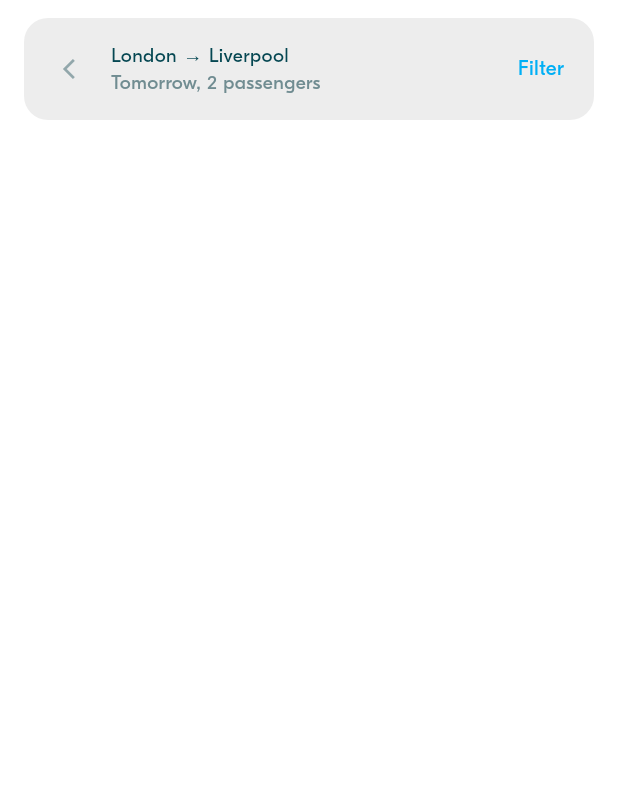
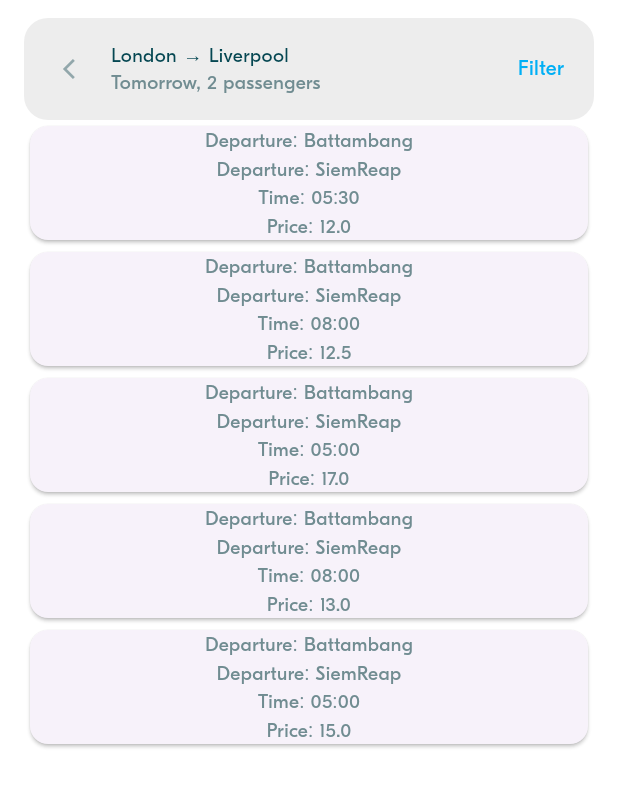
Before and after one commit to Phinnaroth/Flutter_Project, a Flutter app: the RidesScreen screen opened directly, on a phone screen of 412 x 824 dp. Shown: the top 787 px of the screen. Run offline on Flutter 3.47's test engine with Material 3 defaults, Android fonts, the phone set to English and light mode, and no system bars; project files that could hold a hidden picture were left out.

Commit message:
BLA-102 – Refactor Rides Service

```diff
--- a/w4/lib/dummy_data/dummy_data.dart
+++ b/w4/lib/dummy_data/dummy_data.dart
@@ -59,7 +59,7 @@ const List<Location> fakeLocations = [
   Location(name: 'Siem Reap', country: Country.cambodia),
   Location(name: 'Battambang', country: Country.cambodia),
   Location(name: 'Sihanoukville', country: Country.cambodia),
-  Location(name: 'Kampot', country: Country.cambodia),
+  Location(name: 'Kampot', country: Country.cambodia)
 ];
 
 // Fake Ride Preferences
@@ -155,35 +155,82 @@ List<User> fakeUsers = [
 ];
 
 // Fake  Rides
+List<Ride> fakeRides = [
+  Ride(
+      departureLocation: Location(name: 'Battambang', country: Country.cambodia),
+      departureDate: DateTime(2025, 3, 6, 5, 30),
+      arrivalLocation: Location(name: 'SiemReap', country: Country.cambodia),
+      arrivalDateTime: DateTime(2025, 3, 6, 8, 30).add(Duration(hours: 2)),
+      driver: User(firstName: 'Kannika'),
+      availableSeats: 2,
+      pricePerSeat: 12.0),
+    Ride(
+      departureLocation: Location(name: 'Battambang', country: Country.cambodia),
+      departureDate: DateTime(2025, 3, 6, 8),
+      arrivalLocation: Location(name: 'SiemReap', country: Country.cambodia),
+      arrivalDateTime: DateTime(2025, 3, 6, 8).add(Duration(hours: 2)),
+      driver: User(firstName: 'Chaylim'),
+      availableSeats: 0,
+      pricePerSeat: 12.5
+    ),
+    Ride(
+      departureLocation: Location(name: 'Battambang', country: Country.cambodia),
+      departureDate: DateTime(2025, 3, 6, 5),
+      arrivalLocation: Location(name: 'SiemReap', country: Country.cambodia),
+      arrivalDateTime: DateTime(2025, 3, 6, 5).add(Duration(hours: 3)),
+      driver: User(firstName: 'Mengtech'),
+      availableSeats: 1,
+      pricePerSeat: 17.0
+    ),
+    Ride(
+      departureLocation: Location(name: 'Battambang', country: Country.cambodia),
+      departureDate: DateTime(2025, 3, 6, 8),
+      arrivalLocation: Location(name: 'SiemReap', country: Country.cambodia),
+      arrivalDateTime: DateTime(2025, 3, 6, 8).add(Duration(hours: 2)),
+      driver: User(firstName: 'Limhao'),
+      availableSeats: 2,
+      pricePerSeat: 13.0,
+      acceptPets: true
+    ),
+    Ride(
+      departureLocation: Location(name: 'Battambang', country: Country.cambodia),
+      departureDate: DateTime(2025, 3, 6, 5),
+      arrivalLocation: Location(name: 'SiemReap', country: Country.cambodia),
+      arrivalDateTime: DateTime(2025, 3, 6, 5).add(Duration(hours: 3)),
+      driver: User(firstName: 'Sovanda'),
+      availableSeats: 1,
+      pricePerSeat: 15.0,
 
-List<Ride> fakeRides = List.generate(50, (index) {
-  // Select random locations for departure & arrival (ensuring they are different)
-  Location departureLocation =
-      fakeLocations[random.nextInt(fakeLocations.length)];
-  Location arrivalLocation;
-  do {
-    arrivalLocation = fakeLocations[random.nextInt(fakeLocations.length)];
-  } while (departureLocation == arrivalLocation);
+    ),
+];
+// List<Ride> fakeRides = List.generate(50, (index) {
+//   // Select random locations for departure & arrival (ensuring they are different)
+//   Location departureLocation =
+//       fakeLocations[random.nextInt(fakeLocations.length)];
+//   Location arrivalLocation;
+//   do {
+//     arrivalLocation = fakeLocations[random.nextInt(fakeLocations.length)];
+//   } while (departureLocation == arrivalLocation);
 
-  // Select a random driver
-  User driver = fakeUsers[random.nextInt(fakeUsers.length)];
+//   // Select a random driver
+//   User driver = fakeUsers[random.nextInt(fakeUsers.length)];
 
-  // Random ride details
-  DateTime departureTime = DateTime.now()
-      .add(Duration(days: random.nextInt(10), hours: random.nextInt(24)));
-  DateTime arrivalTime = departureTime
-      .add(Duration(hours: random.nextInt(5) + 2)); // Rides take 2-6 hours
-  int availableSeats = random.nextInt(4) + 1; // Between 1 and 4 seats
-  double pricePerSeat = (random.nextDouble() * 20 + 5)
-      .roundToDouble(); // Price between 5€ and 25€
+//   // Random ride details
+//   DateTime departureTime = DateTime.now()
+//       .add(Duration(days: random.nextInt(10), hours: random.nextInt(24)));
+//   DateTime arrivalTime = departureTime
+//       .add(Duration(hours: random.nextInt(5) + 2)); // Rides take 2-6 hours
+//   int availableSeats = random.nextInt(4) + 1; // Between 1 and 4 seats
+//   double pricePerSeat = (random.nextDouble() * 20 + 5)
+//       .roundToDouble(); // Price between 5€ and 25€
 
-  return Ride(
-    departureLocation: departureLocation,
-    departureDate: departureTime,
-    arrivalLocation: arrivalLocation,
-    arrivalDateTime: arrivalTime,
-    driver: driver,
-    availableSeats: availableSeats,
-    pricePerSeat: pricePerSeat,
-  );
-});
+//   return Ride(
+//     departureLocation: departureLocation,
+//     departureDate: departureTime,
+//     arrivalLocation: arrivalLocation,
+//     arrivalDateTime: arrivalTime,
+//     driver: driver,
+//     availableSeats: availableSeats,
+//     pricePerSeat: pricePerSeat,
+//   );
+// });
--- a/w4/lib/repository/mock/mock_rides_repository.dart
+++ b/w4/lib/repository/mock/mock_rides_repository.dart
@@ -1,59 +1,11 @@
-import 'package:w4/model/ride/locations.dart';
+import 'package:w4/dummy_data/dummy_data.dart';
 import 'package:w4/model/ride/ride.dart';
 import 'package:w4/model/ride_pref/ride_pref.dart';
-import 'package:w4/model/user/user.dart';
 import 'package:w4/repository/rides_repository.dart';
 import 'package:w4/service/rides_service.dart';
 
 class MockRidesRepository extends RidesRepository {
-  final List<Ride> _rides = [
-    Ride(
-      departureLocation: Location(name: 'Battambang', country: Country.cambodia),
-      departureDate: DateTime(2025, 3, 6, 5, 30),
-      arrivalLocation: Location(name: 'SiemReap', country: Country.cambodia),
-      arrivalDateTime: DateTime(2025, 3, 6, 8, 30).add(Duration(hours: 2)),
-      driver: User(firstName: 'Kannika'),
-      availableSeats: 2,
-      pricePerSeat: 12.0),
-    Ride(
-      departureLocation: Location(name: 'Battambang', country: Country.cambodia),
-      departureDate: DateTime(2025, 3, 6, 8),
-      arrivalLocation: Location(name: 'SiemReap', country: Country.cambodia),
-      arrivalDateTime: DateTime(2025, 3, 6, 8).add(Duration(hours: 2)),
-      driver: User(firstName: 'Chaylim'),
-      availableSeats: 0,
-      pricePerSeat: 12.5
-    ),
-    Ride(
-      departureLocation: Location(name: 'Battambang', country: Country.cambodia),
-      departureDate: DateTime(2025, 3, 6, 5),
-      arrivalLocation: Location(name: 'SiemReap', country: Country.cambodia),
-      arrivalDateTime: DateTime(2025, 3, 6, 5).add(Duration(hours: 3)),
-      driver: User(firstName: 'Mengtech'),
-      availableSeats: 1,
-      pricePerSeat: 17.0
-    ),
-    Ride(
-      departureLocation: Location(name: 'Battambang', country: Country.cambodia),
-      departureDate: DateTime(2025, 3, 6, 8),
-      arrivalLocation: Location(name: 'SiemReap', country: Country.cambodia),
-      arrivalDateTime: DateTime(2025, 3, 6, 8).add(Duration(hours: 2)),
-      driver: User(firstName: 'Limhao'),
-      availableSeats: 2,
-      pricePerSeat: 13.0,
-      acceptPets: true
-    ),
-    Ride(
-      departureLocation: Location(name: 'Battambang', country: Country.cambodia),
-      departureDate: DateTime(2025, 3, 6, 5),
-      arrivalLocation: Location(name: 'SiemReap', country: Country.cambodia),
-      arrivalDateTime: DateTime(2025, 3, 6, 5).add(Duration(hours: 3)),
-      driver: User(firstName: 'Sovanda'),
-      availableSeats: 1,
-      pricePerSeat: 15.0,
-
-    ),
-  ];
+  final List<Ride> _rides = fakeRides;
 
   @override
   List<Ride> getRides(RidePreference preference, RidesFilter? filter) {
--- a/w4/lib/screens/rides/rides_screen.dart
+++ b/w4/lib/screens/rides/rides_screen.dart
@@ -1,16 +1,14 @@
 import 'package:flutter/material.dart';
 import 'package:w4/screens/rides/widgets/ride_pref_bar.dart';
-import '../../dummy_data/dummy_data.dart';
 import '../../model/ride/ride.dart';
 import '../../model/ride_pref/ride_pref.dart';
 import '../../service/rides_service.dart';
 import '../../theme/theme.dart';
-
 import 'widgets/rides_tile.dart';
 
 ///
-///  The Ride Selection screen allow user to select a ride, once ride preferences have been defined.
-///  The screen also allow user to re-define the ride preferences and to activate some filters.
+///  The Ride Selection screen allows the user to select a ride,
+///  update ride preferences, and activate filters.
 ///
 class RidesScreen extends StatefulWidget {
   const RidesScreen({super.key});
@@ -20,24 +18,34 @@ class RidesScreen extends StatefulWidget {
 }
 
 class _RidesScreenState extends State<RidesScreen> {
+  late RidePreference currentPreference;
+  late List<Ride> matchingRides;
 
-  RidePreference currentPreference  = fakeRidePrefs[0];   // TODO 1 :  We should get it from the service
+  @override
+  void initState() {
+    super.initState();
+    _loadData();
+  }
 
-  List<Ride> get matchingRides => RidesService.getRidesFor(currentPreference);
+  /// Load initial ride preference and matching rides from the service
+  void _loadData() {
+    final ridesService = RidesService.instance;
+    currentPreference = ridesService.getCurrentPreference();
+    matchingRides = ridesService.getRides(currentPreference, null);
+  }
 
   void onBackPressed() {
-    Navigator.of(context).pop();     //  Back to the previous view
+    Navigator.of(context).pop(); // Back to the previous view
   }
 
   void onPreferencePressed() async {
-        // TODO  6 : we should push the modal with the current pref
-
-        // TODO 9 :  After pop, we should get the new current pref from the modal
-
-        // TODO 10 :  Then we should update the service current pref,   and update the view
+    // TODO 6: Open modal with current preference
+    // TODO 9: Retrieve new preference after modal closes
+    // TODO 10: Update service with new preference and refresh view
   }
 
   void onFilterPressed() {
+    // TODO: Implement filter functionality
   }
 
   @override
@@ -48,13 +56,15 @@ class _RidesScreenState extends State<RidesScreen> {
             left: BlaSpacings.m, right: BlaSpacings.m, top: BlaSpacings.s),
         child: Column(
           children: [
-          // Top search Search bar
+            // Top search bar
             RidePrefBar(
               ridePreference: currentPreference,
               onBackPressed: onBackPressed,
               onPreferencePressed: onPreferencePressed,
-              onFilterPressed: onFilterPressed),
+              onFilterPressed: onFilterPressed,
+            ),
 
+            // List of available rides
             Expanded(
               child: ListView.builder(
                 itemCount: matchingRides.length,
@@ -66,6 +76,7 @@ class _RidesScreenState extends State<RidesScreen> {
             ),
           ],
         ),
-    ));
+      ),
+    );
   }
 }
--- a/w4/lib/screens/rides/widgets/rides_tile.dart
+++ b/w4/lib/screens/rides/widgets/rides_tile.dart
@@ -15,7 +15,7 @@ class RideTile extends StatelessWidget {
   String get departure => "Departure: ${ride.departureLocation.name}";
   String get arrival => "Departure: ${ride.arrivalLocation.name}";
   String get time => "Time: ${DateTimeUtils.formatTime(ride.departureDate)}";
-  String get price => "Departure: ${ride.pricePerSeat}";
+  String get price => "Price: ${ride.pricePerSeat}";
 
   @override
   Widget build(BuildContext context) {
--- a/w4/lib/service/rides_service.dart
+++ b/w4/lib/service/rides_service.dart
@@ -1,51 +1,57 @@
 import 'package:w4/model/ride_pref/ride_pref.dart';
 import 'package:w4/repository/rides_repository.dart';
-
 import '../dummy_data/dummy_data.dart';
 import '../model/ride/ride.dart';
 
-////
+///
 ///   This service handles:
 ///   - The list of available rides
 ///
 class RidesService {
-
-  static List<Ride> availableRides = fakeRides;
-
-
-  ///
-  ///  Return the relevant rides, given the passenger preferences
-  ///
-  static List<Ride> getRidesFor(RidePreference preferences) {
-
-    // For now, just a test
-    return availableRides.where( (ride) => ride.departureLocation == preferences.departure && ride.arrivalLocation == preferences.arrival).toList();
-  }
-
- static RidesService? _instance;
+  static final List<Ride> availableRides = fakeRides;
+  static RidesService? _instance;
 
   final RidesRepository repository;
+  RidePreference? _currentPreference;
 
   RidesService._internal(this.repository);
 
-  List<Ride> getRides(RidePreference preference, RidesFilter? filter) {
-    return repository.getRides(preference, filter);
-  }
-  static void initialize (RidesRepository repository) {
+  /// Initialize the service with a repository
+  static void initialize(RidesRepository repository) {
     if (_instance == null) {
-      RidesService._internal(repository);
+      _instance = RidesService._internal(repository);
     }
   }
+
+  /// Get the singleton instance
   static RidesService get instance {
     if (_instance == null) {
-     throw Exception('LocationsService is not initialized');
+      throw Exception('RidesService is not initialized');
     }
     return _instance!;
   }
 
+  /// Get relevant rides based on preferences
+  List<Ride> getRides(RidePreference preference, RidesFilter? filter) {
+    return repository.getRides(preference, filter);
+  }
 
+  /// Get the current ride preference (fallback to the first fake preference)
+  RidePreference getCurrentPreference() {
+    _currentPreference ??= fakeRidePrefs.first;
+    return _currentPreference!;
+  }
+
+  /// Update the current ride preference
+  void setCurrentPreference(RidePreference preference) {
+    _currentPreference = preference;
+  }
 }
-class RidesFilter{
+
+///
+///  Filter class for rides
+///
+class RidesFilter {
   final bool acceptPets;
 
   RidesFilter({this.acceptPets = false});
```
Lines whose indentation alone changed are shown as unchanged.
